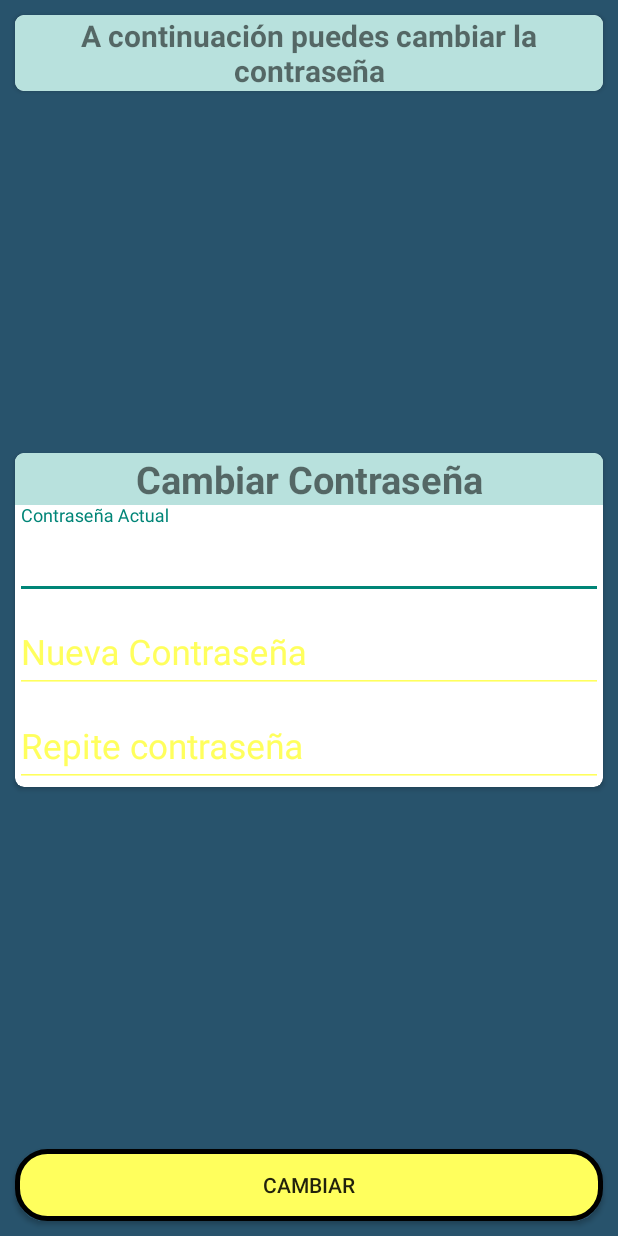
After one commit to XXnikoDarkXX/-El-Mundo-Animal, an Android app: the CambiarContrasenia screen opened directly, with no data from a screen before it, on a phone screen of 412 x 824 dp. The commit adds this screen. Run offline under Robolectric (Android 15) with nearby library versions, the phone set to English and light mode, and no system bars.

Commit message:
Diseño de Actividad Cambiar Contraseña
- Estoy actualmente implementando la funcionalidad de cambair la contraseña de un usuario

```diff
--- a/ElMundoAnimal/app/src/main/AndroidManifest.xml
+++ b/ElMundoAnimal/app/src/main/AndroidManifest.xml
@@ -9,7 +9,8 @@
         android:roundIcon="@mipmap/ic_launcher_round"
         android:supportsRtl="true"
         android:theme="@style/Theme.ElMundoAnimal">
-        <activity android:name="actividades.Carga"></activity>
+        <activity android:name="actividades.CambiarContrasenia"></activity>
+        <activity android:name="actividades.Carga" />
         <activity android:name="actividades.PurebaConsultaFirebase" />
         <activity android:name="actividades.Principal" />
         <activity android:name="actividades.LoginEmail" />
--- /dev/null
+++ b/ElMundoAnimal/app/src/main/java/actividades/CambiarContrasenia.kt
@@ -0,0 +1,79 @@
+package actividades
+
+import androidx.appcompat.app.AppCompatActivity
+import android.os.Bundle
+import android.view.View
+import android.widget.Button
+import android.widget.LinearLayout
+import android.widget.TextView
+import android.widget.Toast
+import androidx.cardview.widget.CardView
+import clases.Usuario
+import com.google.android.gms.tasks.OnCompleteListener
+import com.google.android.material.textfield.TextInputEditText
+import com.nicolasfernandez.elmundoanimal.R
+import constantes.Database
+import constantes.Database.Companion.firebaseAuth
+
+class CambiarContrasenia : AppCompatActivity() {
+    val linearCarga:LinearLayout by lazy { findViewById<LinearLayout>(R.id.linearCarga) }
+    val cardView11:CardView by lazy { findViewById<CardView>(R.id.cardView11) }
+    val cardView12:CardView by lazy { findViewById<CardView>(R.id.cardView12) }
+    val btnCambiar:Button by lazy { findViewById<Button>(R.id.btnCambiar) }
+    val txtInfoCambiar:TextView by lazy { findViewById<TextView>(R.id.txtInfoCambiar) }
+    val editPassActual:TextInputEditText by lazy { findViewById<TextInputEditText>(R.id.editPassActual) }
+    val editPassNueva:TextInputEditText by lazy { findViewById<TextInputEditText>(R.id.editPassNueva) }
+    val editPassNueva2:TextInputEditText by lazy { findViewById<TextInputEditText>(R.id.editPassNueva2) }
+
+    override fun onCreate(savedInstanceState: Bundle?) {
+        super.onCreate(savedInstanceState)
+        setContentView(R.layout.activity_cambiar_contrasenia)
+
+
+
+
+
+
+
+
+    }
+
+    fun Cambiar(view: View) {
+        val user = firebaseAuth.currentUser
+
+        var usuario:Usuario = Usuario()
+
+        val docRef = Database.firebaseDB.collection("usuarios").document(firebaseAuth.currentUser.email.toString())
+        docRef.get().addOnSuccessListener { documentSnapshot ->
+            val user = documentSnapshot.toObject(Usuario::class.java)
+            if (user != null) {
+
+                usuario=user
+
+            }
+        }
+
+        if (editPassActual.text.toString().equals(usuario.contrasenia)&&editPassNueva.text.toString().equals(editPassNueva2.text.toString())){
+            user!!.updatePassword(editPassNueva.text.toString())
+                .addOnCompleteListener { task ->
+                    if (task.isSuccessful) {
+                    Toast.makeText(this,"Has cambiado la contrasenia correctamente",Toast.LENGTH_LONG).show()
+                        usuario.contrasenia=editPassNueva.text.toString()
+
+                        Database.firebaseDB.collection("usuarios").document(usuario.email).set(usuario).addOnCompleteListener(this,
+                            OnCompleteListener { task ->
+                                if (task.isSuccessful) {
+                                    Toast.makeText(this,"Actualizado",Toast.LENGTH_LONG).show()
+                                }else{
+
+                                }
+                            })
+                    }
+                }
+        }
+
+
+    }
+
+
+}
--- /dev/null
+++ b/ElMundoAnimal/app/src/main/res/layout/activity_cambiar_contrasenia.xml
@@ -0,0 +1,151 @@
+<?xml version="1.0" encoding="utf-8"?>
+<androidx.constraintlayout.widget.ConstraintLayout xmlns:android="http://schemas.android.com/apk/res/android"
+    xmlns:app="http://schemas.android.com/apk/res-auto"
+    xmlns:tools="http://schemas.android.com/tools"
+    android:layout_width="match_parent"
+    android:layout_height="match_parent"
+    android:background="@color/azul"
+    tools:context="actividades.CambiarContrasenia">
+
+    <LinearLayout
+        android:id="@+id/linearCarga"
+        android:layout_width="match_parent"
+        android:layout_height="0dp"
+        android:gravity="center"
+        android:orientation="vertical"
+        android:visibility="gone"
+        app:layout_constraintBottom_toBottomOf="parent"
+        app:layout_constraintEnd_toEndOf="parent"
+        app:layout_constraintStart_toStartOf="parent"
+        app:layout_constraintTop_toTopOf="parent">
+
+        <TextView
+            android:id="@+id/textView3"
+            style="@style/texto"
+            android:layout_width="match_parent"
+            android:layout_height="wrap_content"
+            android:layout_gravity="center"
+            android:text="@string/cargando"
+            android:textAlignment="center"
+            android:textColor="@color/rojoOscuro" />
+
+        <ProgressBar
+            android:id="@+id/pgCarga3"
+            style="?android:attr/progressBarStyle"
+            android:layout_width="wrap_content"
+            android:layout_height="wrap_content"
+            android:layout_gravity="center" />
+    </LinearLayout>
+
+    <androidx.cardview.widget.CardView
+        android:id="@+id/cardView12"
+        android:layout_width="match_parent"
+        android:layout_height="wrap_content"
+        android:layout_marginStart="10dp"
+        android:layout_marginEnd="10dp"
+        app:cardCornerRadius="6dp"
+        app:layout_constraintBottom_toTopOf="@+id/btnCambiar"
+        app:layout_constraintEnd_toEndOf="parent"
+        app:layout_constraintStart_toStartOf="parent"
+        app:layout_constraintTop_toBottomOf="@+id/cardView11">
+
+        <LinearLayout
+            android:layout_width="match_parent"
+            android:layout_height="match_parent"
+            android:orientation="vertical">
+
+            <TextView
+                android:id="@+id/textView6"
+                style="@style/texto"
+                android:layout_width="match_parent"
+                android:layout_height="match_parent"
+                android:background="@color/verdeClaro2"
+                android:text="@string/cambioConstrasenia"
+                android:textAlignment="center" />
+
+            <com.google.android.material.textfield.TextInputLayout
+                style="@style/estiloEditText"
+                android:layout_width="match_parent"
+
+                android:layout_height="match_parent">
+
+                <com.google.android.material.textfield.TextInputEditText
+                    android:id="@+id/editPassActual"
+                    style="@style/estiloEditText"
+                    android:layout_width="match_parent"
+                    android:layout_height="wrap_content"
+                    android:hint="@string/contraseniaActual"
+                    android:inputType="textPassword"
+                    android:textSize="23sp" />
+            </com.google.android.material.textfield.TextInputLayout>
+
+            <com.google.android.material.textfield.TextInputLayout
+                style="@style/estiloEditText"
+                android:layout_width="match_parent"
+                android:layout_height="match_parent">
+
+                <com.google.android.material.textfield.TextInputEditText
+                    android:id="@+id/editPassNueva"
+                    style="@style/estiloEditText"
+                    android:layout_width="match_parent"
+                    android:layout_height="wrap_content"
+                    android:hint="@string/nuevaContrasenia"
+                    android:inputType="textPassword"
+                    android:textSize="23sp" />
+
+                <com.google.android.material.textfield.TextInputLayout
+                    style="@style/estiloEditText"
+                    android:layout_width="match_parent"
+                    android:layout_height="match_parent">
+
+                    <com.google.android.material.textfield.TextInputEditText
+                        android:id="@+id/editPassNueva2"
+                        style="@style/estiloEditText"
+                        android:layout_width="match_parent"
+                        android:layout_height="wrap_content"
+                        android:hint="@string/repiteContrasenia"
+                        android:inputType="textPassword"
+                        android:textSize="23sp" />
+                </com.google.android.material.textfield.TextInputLayout>
+            </com.google.android.material.textfield.TextInputLayout>
+        </LinearLayout>
+
+    </androidx.cardview.widget.CardView>
+
+    <androidx.cardview.widget.CardView
+        android:id="@+id/cardView11"
+        android:layout_width="0dp"
+        android:layout_height="wrap_content"
+        android:layout_marginStart="10dp"
+        android:layout_marginTop="10dp"
+        android:layout_marginEnd="10dp"
+        app:cardCornerRadius="6dp"
+        app:layout_constraintEnd_toEndOf="parent"
+        app:layout_constraintStart_toStartOf="parent"
+        app:layout_constraintTop_toTopOf="parent">
+
+        <TextView
+            android:id="@+id/txtInfoCambiar"
+            android:layout_width="wrap_content"
+            android:layout_height="wrap_content"
+            android:background="@color/verdeClaro2"
+            android:text="@string/tituloCambiarContrasenia"
+            android:textAlignment="center"
+            android:textSize="20sp"
+            android:textStyle="bold" />
+    </androidx.cardview.widget.CardView>
+
+    <Button
+        android:id="@+id/btnCambiar"
+        android:layout_width="0dp"
+        android:layout_height="wrap_content"
+        android:layout_marginStart="10dp"
+        android:layout_marginEnd="10dp"
+        android:layout_marginBottom="10dp"
+        android:text="@string/btnCambiar"
+        android:background="@drawable/button_round"
+        app:layout_constraintBottom_toBottomOf="parent"
+        android:onClick="Cambiar"
+        app:layout_constraintEnd_toEndOf="parent"
+        app:layout_constraintStart_toStartOf="parent" />
+</androidx.constraintlayout.widget.ConstraintLayout>
--- a/ElMundoAnimal/app/src/main/res/values/strings.xml
+++ b/ElMundoAnimal/app/src/main/res/values/strings.xml
@@ -38,6 +38,10 @@
     <string name="irContacto">Ir a Contacto!!</string>
     <string name="finalizarSesion">Finalizar Sesion</string>
     <string name="cargando">Cargando...</string>
+    <string name="contraseniaActual">Contraseña Actual</string>
+    <string name="tituloCambiarContrasenia">A continuación puedes cambiar la contraseña</string>
+    <string name="nuevaContrasenia">Nueva Contraseña</string>
+    <string name="btnCambiar">Cambiar</string>
 
 
 </resources>
```
Also changed, not shown: ElMundoAnimal/app/src/main/java/fragments/FragmentJugar.kt (+21 -1 lines), ElMundoAnimal/app/src/main/java/fragments/FragmentPerfil.kt (+8 -4 lines), ElMundoAnimal/app/src/main/res/layout/carga_actividades.xml (deleted, +0 -38 lines), ElMundoAnimal/app/src/main/res/layout/fragment_jugar.xml (+15 -0 lines).
